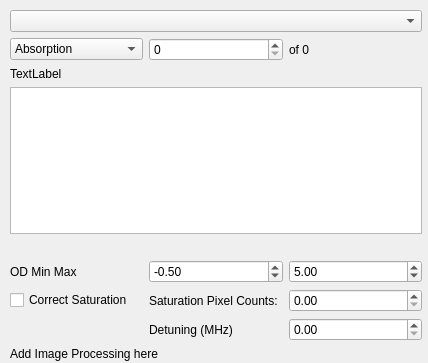
Above: ui/ImageBrowser.ui from shreyaspotnis/ipbec before the change. Below: the same form after it.
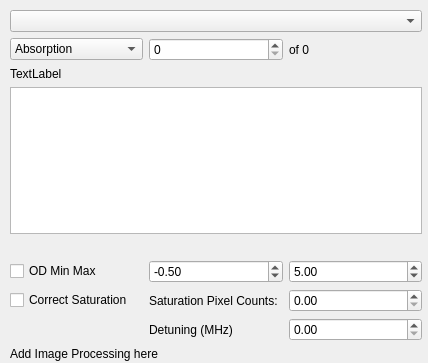
That is the form after the change.

Commit message: Connected actions in MainWindow to ImageBrowser

Diff of the .ui file:
```diff
--- a/ui/ImageBrowser.ui
+++ b/ui/ImageBrowser.ui
@@ -159,13 +159,6 @@
       </property>
      </spacer>
     </item>
-    <item row="6" column="0">
-     <widget class="QLabel" name="odLabel">
-      <property name="text">
-       <string>OD Min Max</string>
-      </property>
-     </widget>
-    </item>
     <item row="3" column="0" colspan="3">
      <widget class="QLabel" name="fileDateTime">
       <property name="toolTip">
@@ -176,6 +169,13 @@
       </property>
      </widget>
     </item>
+    <item row="6" column="0">
+     <widget class="QCheckBox" name="odMinMaxCheck">
+      <property name="text">
+       <string>OD Min Max</string>
+      </property>
+     </widget>
+    </item>
    </layout>
   </widget>
  </widget>
```
Left out of the diff: 7 changed lines with no effect on the pictures. The commit also changes 4 other files.
